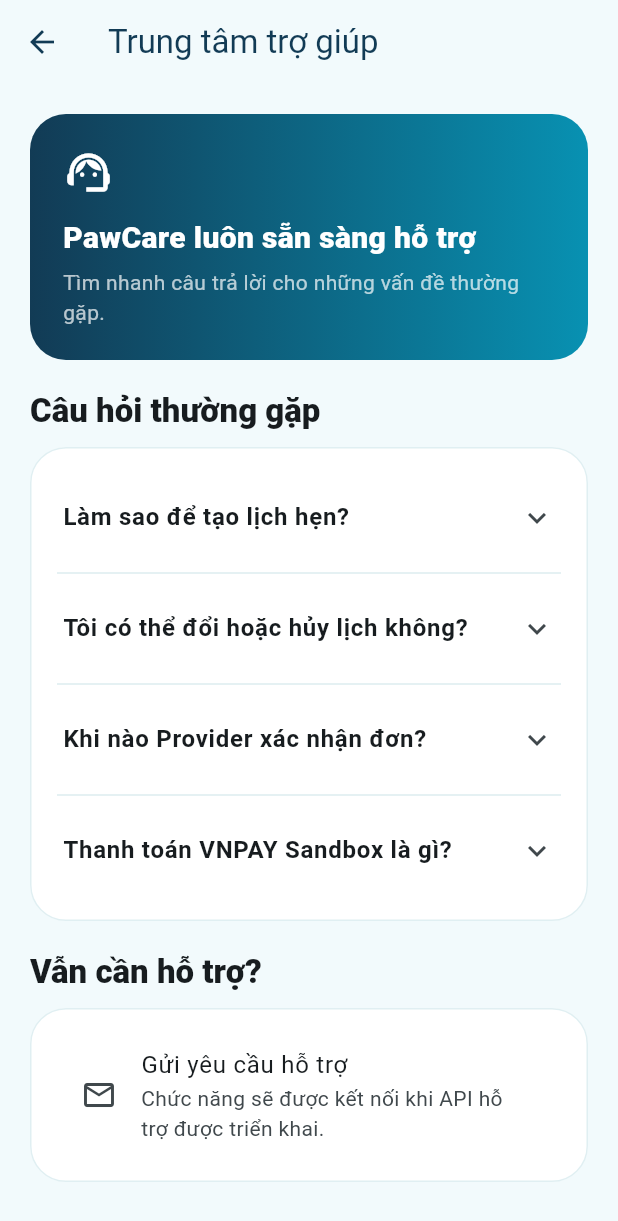
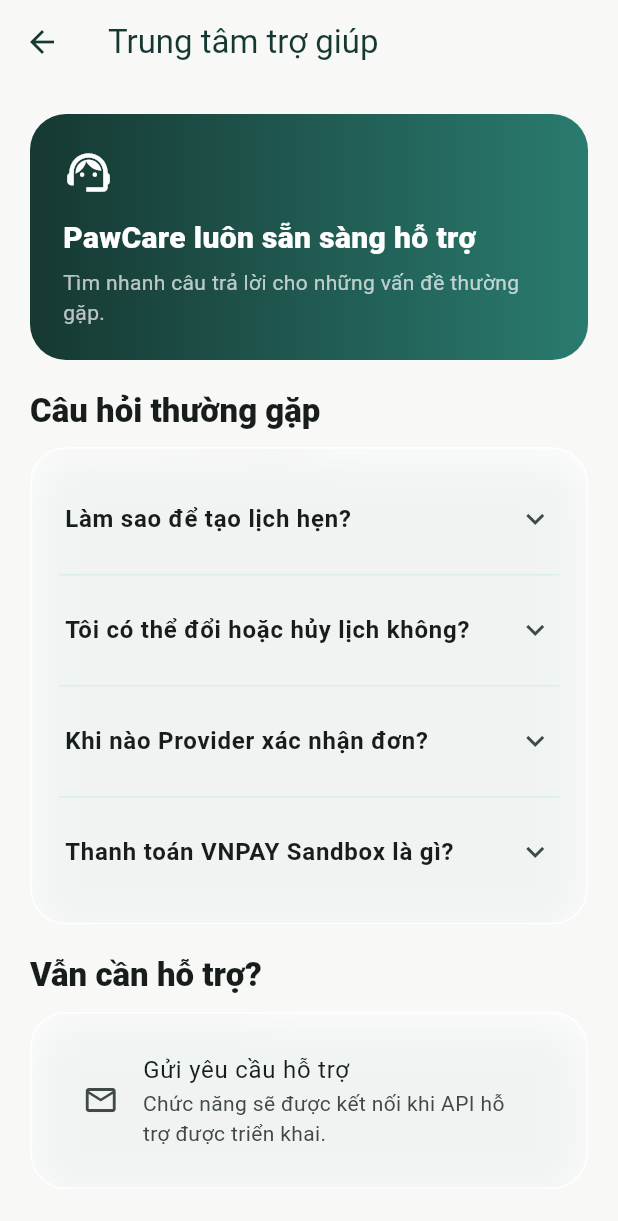
Before and after one commit to KietPT-dev/PawCare, a Flutter app: the HelpCenterScreen screen opened directly, on a phone screen of 412 x 824 dp. Shown: the top 1221 px of the screen. Run offline on Flutter 3.47's test engine with Material 3 defaults, Android fonts, the phone set to English and light mode, and no system bars; our stand-ins replace shared_preferences; accounts and stored records are empty; Roboto replaces fonts that are missing (Avenir Next).

Commit message:
feat(customer-ui): add liquid glass design system and floating nav

```diff
--- a/pawcare-customer-mobile/lib/core/theme/app_theme.dart
+++ b/pawcare-customer-mobile/lib/core/theme/app_theme.dart
@@ -2,13 +2,13 @@ import 'package:flutter/material.dart';
 
 class AppColors {
   // PawCare design system — calm, accessible cyan + health green.
-  static const navy = Color(0xFF123B55);
-  static const teal = Color(0xFF0891B2);
-  static const cyan = Color(0xFF22D3EE);
-  static const mint = Color(0xFFDDF8F4);
+  static const navy = Color(0xFF163832);
+  static const teal = Color(0xFF2A7B6F);
+  static const cyan = Color(0xFF78B9AD);
+  static const mint = Color(0xFFDEF0E9);
   static const success = Color(0xFF059669);
-  static const coral = Color(0xFFFF6B3D);
-  static const canvas = Color(0xFFF2FAFC);
+  static const coral = Color(0xFFF0805A);
+  static const canvas = Color(0xFFF8F9F7);
   static const darkCanvas = Color(0xFF081C24);
   static const darkSurface = Color(0xFF102A34);
 }
--- a/pawcare-customer-mobile/lib/core/widgets/ui.dart
+++ b/pawcare-customer-mobile/lib/core/widgets/ui.dart
@@ -1,3 +1,4 @@
+import 'dart:ui';
 import 'package:flutter/material.dart';
 import '../theme/app_theme.dart';
 import '../utils/app_formatters.dart';
@@ -30,14 +31,50 @@ class InfoCard extends StatelessWidget {
   final Widget child;
   final VoidCallback? onTap;
   @override
-  Widget build(BuildContext c) => Card(
-      child: Semantics(
-          button: onTap != null,
-          child: InkWell(
-              borderRadius: BorderRadius.circular(24),
+  Widget build(BuildContext c) => Semantics(
+      button: onTap != null,
+      child: LiquidGlassCard(onTap: onTap, child: child));
+}
+
+class LiquidGlassCard extends StatelessWidget {
+  const LiquidGlassCard(
+      {super.key,
+      required this.child,
+      this.onTap,
+      this.padding = const EdgeInsets.all(18),
+      this.radius = 24});
+  final Widget child;
+  final VoidCallback? onTap;
+  final EdgeInsetsGeometry padding;
+  final double radius;
+  @override
+  Widget build(BuildContext context) => ClipRRect(
+        borderRadius: BorderRadius.circular(radius),
+        child: BackdropFilter(
+          filter: ImageFilter.blur(sigmaX: 18, sigmaY: 18),
+          child: Material(
+            color: Colors.white.withValues(alpha: .78),
+            child: InkWell(
               onTap: onTap,
-              child:
-                  Padding(padding: const EdgeInsets.all(18), child: child))));
+              borderRadius: BorderRadius.circular(radius),
+              child: Container(
+                padding: padding,
+                decoration: BoxDecoration(
+                    border: Border.all(
+                        color: Colors.white.withValues(alpha: .9), width: 1.2),
+                    borderRadius: BorderRadius.circular(radius),
+                    boxShadow: [
+                      BoxShadow(
+                          color: const Color(0xFF1F4E43).withValues(alpha: .06),
+                          blurRadius: 24,
+                          offset: const Offset(0, 8))
+                    ]),
+                child: child,
+              ),
+            ),
+          ),
+        ),
+      );
 }
 
 class StatusChip extends StatelessWidget {
```
Also changed, not shown: pawcare-customer-mobile/lib/app/customer_shell.dart (+59 -20 lines).
